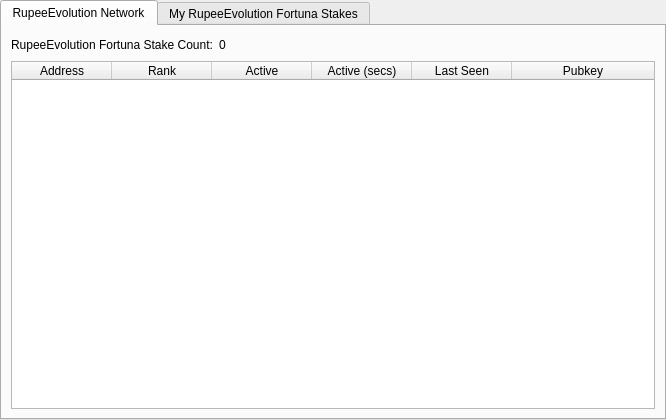
First picture: the form in src/qt/forms/fortunastakemanager.ui, repository Rupee-Foundation/Rupee-Evolution, before the edit.
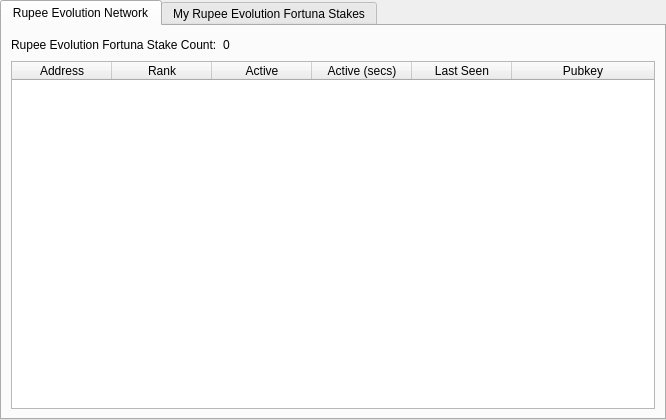
Second picture: the form after the edit.

Commit message: Spaced text

Patch:
```diff
--- a/src/qt/forms/fortunastakemanager.ui
+++ b/src/qt/forms/fortunastakemanager.ui
@@ -41,7 +41,7 @@
        </property>
        <widget class="QWidget" name="tab">
         <attribute name="title">
-         <string>RupeeEvolution Network</string>
+         <string>Rupee Evolution Network</string>
         </attribute>
         <layout class="QGridLayout" name="gridLayout">
          <item row="1" column="0">
@@ -98,7 +98,7 @@
            <item>
             <widget class="QLabel" name="label_2">
              <property name="text">
-              <string>RupeeEvolution Fortuna Stake Count:</string>
+              <string>Rupee Evolution Fortuna Stake Count:</string>
              </property>
             </widget>
            </item>
@@ -128,7 +128,7 @@
        </widget>
        <widget class="QWidget" name="tab_2">
         <attribute name="title">
-         <string>My RupeeEvolution Fortuna Stakes</string>
+         <string>My Rupee Evolution Fortuna Stakes</string>
         </attribute>
         <layout class="QGridLayout" name="gridLayout_2">
          <item row="0" column="0">
```
